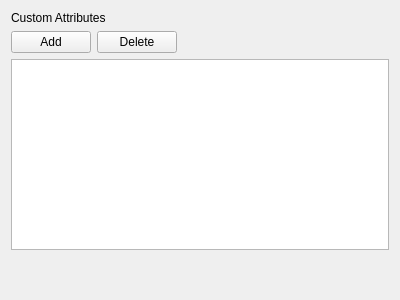
First picture: the form in forms/customattributesframe.ui, repository GriffinRichards/porymap, before the edit.
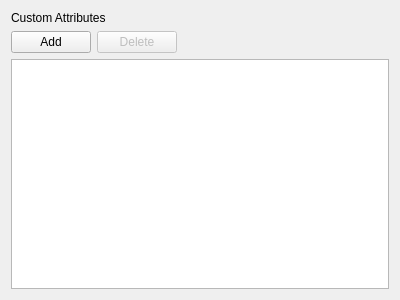
Second picture: the form after the edit. Custom widgets are drawn as their Qt base class.

Commit message: Clean up Custom Attributes redesign

What changed in the file:
```diff
--- a/forms/customattributesframe.ui
+++ b/forms/customattributesframe.ui
@@ -10,28 +10,56 @@
     <height>300</height>
    </rect>
   </property>
-  <layout class="QGridLayout" name="gridLayout">
-   <item row="1" column="1">
-    <widget class="QPushButton" name="button_Delete">
+  <layout class="QVBoxLayout" name="verticalLayout">
+   <item>
+    <widget class="QLabel" name="label">
      <property name="text">
-      <string>Delete</string>
+      <string>Custom Attributes</string>
      </property>
     </widget>
    </item>
-   <item row="2" column="0" colspan="3">
-    <widget class="CustomAttributesTable" name="tableWidget"/>
-   </item>
-   <item row="1" column="0">
+   <item>
+    <widget class="QFrame" name="frame_Buttons">
+     <property name="frameShape">
+      <enum>QFrame::Shape::NoFrame</enum>
+     </property>
+     <property name="frameShadow">
+      <enum>QFrame::Shadow::Plain</enum>
+     </property>
+     <layout class="QHBoxLayout" name="horizontalLayout">
+      <property name="leftMargin">
+       <number>0</number>
+      </property>
+      <property name="topMargin">
+       <number>0</number>
+      </property>
+      <property name="rightMargin">
+       <number>0</number>
+      </property>
+      <property name="bottomMargin">
+       <number>0</number>
+      </property>
+      <item>
     <widget class="QPushButton" name="button_Add">
      <property name="text">
       <string>Add</string>
      </property>
     </widget>
    </item>
-   <item row="1" column="2">
+      <item>
+       <widget class="QPushButton" name="button_Delete">
+        <property name="enabled">
+         <bool>false</bool>
+        </property>
+        <property name="text">
+         <string>Delete</string>
+        </property>
+       </widget>
+      </item>
+      <item>
     <spacer name="horizontalSpacer">
      <property name="orientation">
-      <enum>Qt::Horizontal</enum>
+         <enum>Qt::Orientation::Horizontal</enum>
      </property>
      <property name="sizeHint" stdset="0">
       <size>
@@ -41,25 +69,11 @@
      </property>
     </spacer>
    </item>
-   <item row="0" column="0" colspan="3">
-    <widget class="QLabel" name="label">
-     <property name="text">
-      <string>Custom Attributes</string>
-     </property>
+     </layout>
     </widget>
    </item>
-   <item row="3" column="0" colspan="3">
-    <spacer name="verticalSpacer">
-     <property name="orientation">
-      <enum>Qt::Vertical</enum>
-     </property>
-     <property name="sizeHint" stdset="0">
-      <size>
-       <width>20</width>
-       <height>40</height>
-      </size>
-     </property>
-    </spacer>
+   <item>
+    <widget class="CustomAttributesTable" name="tableWidget"/>
    </item>
   </layout>
  </widget>
```
Lines whose indentation alone changed are shown as unchanged. The commit also changes 13 other files.
